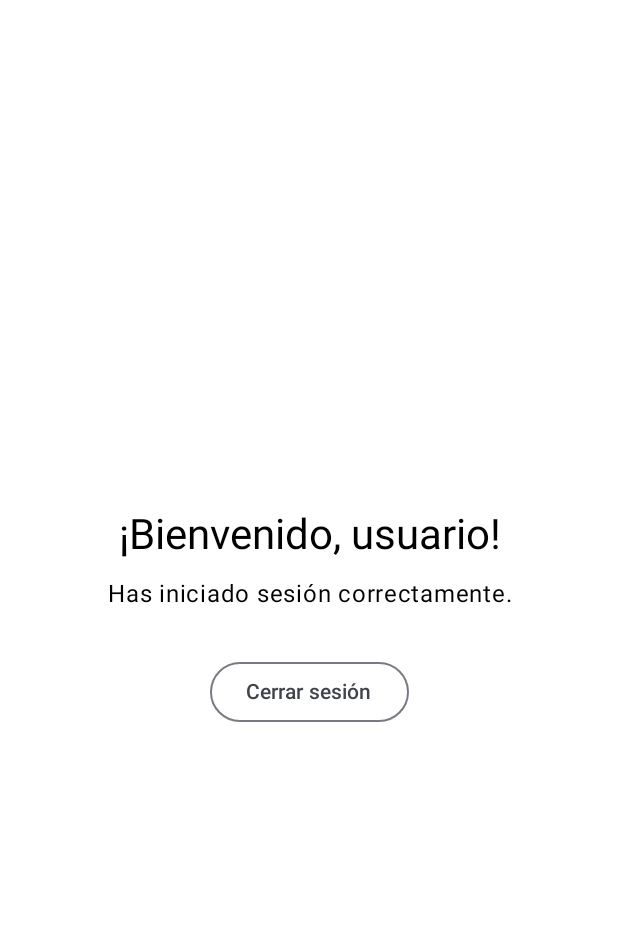
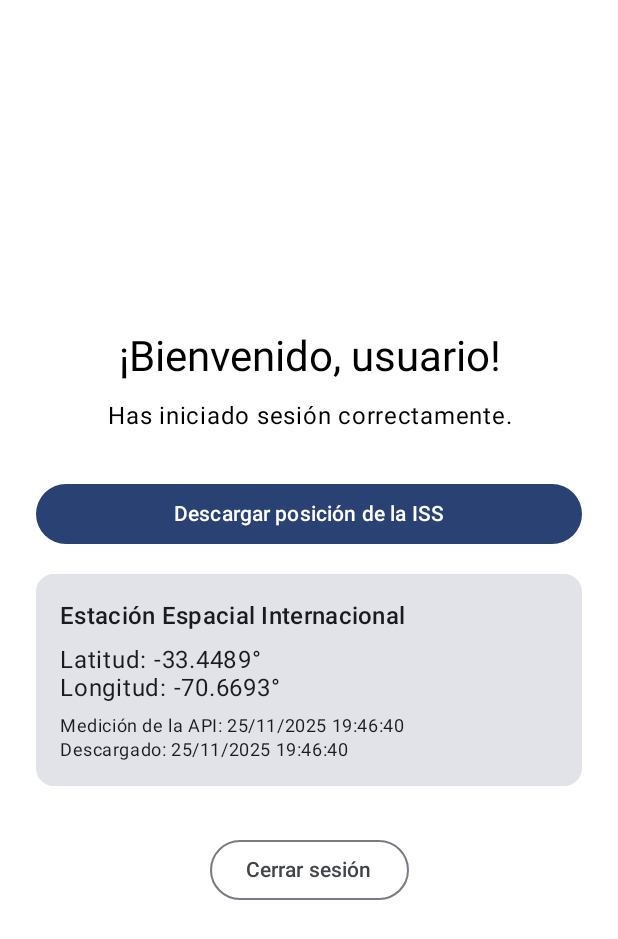
Before and after one commit to jcaedtechcl/Modulos3y4, an Android app built with Jetpack Compose: the @Preview function WelcomeScreenPreview, on a phone screen of 412 x 824 dp. Shown: the top 939 px of the screen. Run offline under Robolectric (Android 15) with nearby library versions, the phone set to English and light mode, and no system bars; our stand-ins replace Room's generated code.

Commit message:
Descargar la posicion de la ISS con Retrofit, WorkManager y Room
Al presionar "Descargar" en la pantalla de bienvenida se encola un
CoroutineWorker que consulta api.open-notify.org/iss-now.json con Retrofit
y guarda el resultado en Room. La UI observa la base y el estado del
trabajo, por lo que la descarga sobrevive a cambios de configuracion y a
que la app pase a segundo plano.

- IssApi/NetworkModule: Retrofit con kotlinx-serialization y una sola
  instancia compartida. La API entrega las coordenadas como texto.
- IssSyncWorker: reintenta con backoff exponencial ante IOException
  (hasta 3 intentos) y falla de inmediato ante errores HTTP o JSON
  invalido, informando el mensaje por outputData.
- IssRepository: trabajo unico con ExistingWorkPolicy.KEEP para que los
  toques repetidos no encolen descargas duplicadas, y constraint de red.
- Room v2 con migracion 1 a 2: agrega la tabla iss_position sin borrar
  los usuarios ya registrados.
- WelcomeScreen se divide en WelcomeRoute (con estado) y WelcomeScreen
  (sin estado), con previews de resultado, carga y error.
- La API solo existe sobre HTTP: el trafico en claro se habilita solo
  para api.open-notify.org, no para toda la aplicacion.

Co-Authored-By: Claude Opus 5 <noreply@anthropic.com>

```diff
--- a/app/src/main/AndroidManifest.xml
+++ b/app/src/main/AndroidManifest.xml
@@ -1,6 +1,8 @@
 <?xml version="1.0" encoding="utf-8"?>
 <manifest xmlns:android="http://schemas.android.com/apk/res/android"
     xmlns:tools="http://schemas.android.com/tools">
+
+    <uses-permission android:name="android.permission.INTERNET" />
 
     <application
         android:allowBackup="true"
@@ -8,6 +10,7 @@
         android:fullBackupContent="@xml/backup_rules"
         android:icon="@mipmap/ic_launcher"
         android:label="@string/app_name"
+        android:networkSecurityConfig="@xml/network_security_config"
         android:roundIcon="@mipmap/ic_launcher_round"
         android:supportsRtl="true"
         android:theme="@style/Theme.Modulos3y4">
--- a/app/src/main/java/com/example/modulos3y4/MainActivity.kt
+++ b/app/src/main/java/com/example/modulos3y4/MainActivity.kt
@@ -16,7 +16,7 @@ import com.example.modulos3y4.data.AppDatabase
 import com.example.modulos3y4.data.AuthRepository
 import com.example.modulos3y4.ui.login.LoginScreen
 import com.example.modulos3y4.ui.theme.Modulos3y4Theme
-import com.example.modulos3y4.ui.welcome.WelcomeScreen
+import com.example.modulos3y4.ui.welcome.WelcomeRoute
 
 class MainActivity : ComponentActivity() {
     override fun onCreate(savedInstanceState: Bundle?) {
@@ -37,7 +37,7 @@ class MainActivity : ComponentActivity() {
                             modifier = Modifier.padding(innerPadding)
                         )
                     } else {
-                        WelcomeScreen(
+                        WelcomeRoute(
                             username = user,
                             onLogout = { loggedUser = null },
                             modifier = Modifier.padding(innerPadding)
--- /dev/null
+++ b/app/src/main/java/com/example/modulos3y4/data/IssPosition.kt
@@ -0,0 +1,27 @@
+package com.example.modulos3y4.data
+
+import androidx.room.Entity
+import androidx.room.PrimaryKey
+
+/**
+ * Ultima posicion descargada de la ISS.
+ *
+ * Solo interesa el dato mas reciente, asi que la tabla guarda una unica fila con
+ * un id fijo: cada descarga la reemplaza mediante @Upsert. Persistirla en Room
+ * permite que la pantalla muestre el ultimo valor conocido incluso si la app se
+ * cierra o el proceso muere mientras el Worker esta corriendo.
+ */
+@Entity(tableName = "iss_position")
+data class IssPosition(
+    @PrimaryKey val id: Int = SINGLE_ROW_ID,
+    val latitude: Double,
+    val longitude: Double,
+    /** Marca de tiempo que informa la API, en segundos desde epoch. */
+    val timestamp: Long,
+    /** Momento local de la descarga, en milisegundos desde epoch. */
+    val fetchedAt: Long
+) {
+    companion object {
+        const val SINGLE_ROW_ID = 0
+    }
+}
--- a/app/src/main/java/com/example/modulos3y4/ui/welcome/WelcomeScreen.kt
+++ b/app/src/main/java/com/example/modulos3y4/ui/welcome/WelcomeScreen.kt
@@ -4,21 +4,62 @@ import androidx.compose.foundation.layout.Arrangement
 import androidx.compose.foundation.layout.Column
 import androidx.compose.foundation.layout.Spacer
 import androidx.compose.foundation.layout.fillMaxSize
+import androidx.compose.foundation.layout.fillMaxWidth
 import androidx.compose.foundation.layout.height
 import androidx.compose.foundation.layout.padding
+import androidx.compose.foundation.layout.size
+import androidx.compose.foundation.layout.width
+import androidx.compose.material3.Button
+import androidx.compose.material3.Card
+import androidx.compose.material3.CircularProgressIndicator
 import androidx.compose.material3.MaterialTheme
 import androidx.compose.material3.OutlinedButton
 import androidx.compose.material3.Text
 import androidx.compose.runtime.Composable
+import androidx.compose.runtime.getValue
 import androidx.compose.ui.Alignment
 import androidx.compose.ui.Modifier
 import androidx.compose.ui.text.style.TextAlign
 import androidx.compose.ui.tooling.preview.Preview
 import androidx.compose.ui.unit.dp
+import androidx.lifecycle.compose.collectAsStateWithLifecycle
+import androidx.lifecycle.viewmodel.compose.viewModel
+import com.example.modulos3y4.data.IssPosition
 import com.example.modulos3y4.ui.theme.Modulos3y4Theme
+import java.text.SimpleDateFormat
+import java.util.Date
+import java.util.Locale
+
+/**
+ * Parte con estado: obtiene el ViewModel y observa su StateFlow. Se separa de
+ * [WelcomeScreen] para que la pantalla siga siendo una funcion sin estado,
+ * testeable y visible en los @Preview.
+ */
+@Composable
+fun WelcomeRoute(
+    username: String,
+    onLogout: () -> Unit,
+    modifier: Modifier = Modifier,
+    viewModel: WelcomeViewModel = viewModel(factory = WelcomeViewModel.Factory)
+) {
+    val uiState by viewModel.uiState.collectAsStateWithLifecycle()
+    WelcomeScreen(
+        username = username,
+        uiState = uiState,
+        onDownload = viewModel::onDownloadClick,
+        onLogout = onLogout,
+        modifier = modifier
+    )
+}
 
 @Composable
-fun WelcomeScreen(username: String, onLogout: () -> Unit, modifier: Modifier = Modifier) {
+fun WelcomeScreen(
+    username: String,
+    uiState: WelcomeUiState,
+    onDownload: () -> Unit,
+    onLogout: () -> Unit,
+    modifier: Modifier = Modifier
+) {
     Column(
         modifier = modifier
             .fillMaxSize()
@@ -37,6 +78,41 @@ fun WelcomeScreen(username: String, onLogout: () -> Unit, modifier: Modifier = M
             style = MaterialTheme.typography.bodyLarge,
             textAlign = TextAlign.Center
         )
+
+        Spacer(modifier = Modifier.height(32.dp))
+        Button(
+            onClick = onDownload,
+            enabled = !uiState.isDownloading,
+            modifier = Modifier.fillMaxWidth()
+        ) {
+            if (uiState.isDownloading) {
+                CircularProgressIndicator(
+                    modifier = Modifier.size(18.dp),
+                    strokeWidth = 2.dp,
+                    color = MaterialTheme.colorScheme.onPrimary
+                )
+                Spacer(modifier = Modifier.width(8.dp))
+                Text(text = "Descargando…")
+            } else {
+                Text(text = "Descargar posición de la ISS")
+            }
+        }
+
+        uiState.errorMessage?.let { error ->
+            Spacer(modifier = Modifier.height(16.dp))
+            Text(
+                text = error,
+                color = MaterialTheme.colorScheme.error,
+                style = MaterialTheme.typography.bodyMedium,
+                textAlign = TextAlign.Center
+            )
+        }
+
+        uiState.position?.let { position ->
+            Spacer(modifier = Modifier.height(16.dp))
+            IssPositionCard(position = position)
+        }
+
         Spacer(modifier = Modifier.height(32.dp))
         OutlinedButton(onClick = onLogout) {
             Text("Cerrar sesión")
@@ -44,10 +120,86 @@ fun WelcomeScreen(username: String, onLogout: () -> Unit, modifier: Modifier = M
     }
 }
 
+@Composable
+private fun IssPositionCard(position: IssPosition, modifier: Modifier = Modifier) {
+    Card(modifier = modifier.fillMaxWidth()) {
+        Column(modifier = Modifier.padding(16.dp)) {
+            Text(
+                text = "Estación Espacial Internacional",
+                style = MaterialTheme.typography.titleMedium
+            )
+            Spacer(modifier = Modifier.height(8.dp))
+            Text(
+                text = "Latitud: ${formatCoordinate(position.latitude)}",
+                style = MaterialTheme.typography.bodyLarge
+            )
+            Text(
+                text = "Longitud: ${formatCoordinate(position.longitude)}",
+                style = MaterialTheme.typography.bodyLarge
+            )
+            Spacer(modifier = Modifier.height(8.dp))
+            Text(
+                text = "Medición de la API: ${formatInstant(position.timestamp * 1_000)}",
+                style = MaterialTheme.typography.bodySmall
+            )
+            Text(
+                text = "Descargado: ${formatInstant(position.fetchedAt)}",
+                style = MaterialTheme.typography.bodySmall
+            )
+        }
+    }
+}
+
+private fun formatCoordinate(value: Double): String =
+    String.format(Locale.getDefault(), "%.4f°", value)
+
+// SimpleDateFormat en lugar de java.time: minSdk es 24 y asi se evita tener que
+// habilitar el desugaring de la libreria estandar de Java.
+private fun formatInstant(epochMillis: Long): String =
+    SimpleDateFormat("dd/MM/yyyy HH:mm:ss", Locale.getDefault()).format(Date(epochMillis))
+
 @Preview(showBackground = true)
 @Composable
 fun WelcomeScreenPreview() {
     Modulos3y4Theme {
-        WelcomeScreen(username = "usuario", onLogout = {})
+        WelcomeScreen(
+            username = "usuario",
+            uiState = WelcomeUiState(
+                position = IssPosition(
+                    latitude = -33.4489,
+                    longitude = -70.6693,
+                    timestamp = 1764100000,
+                    fetchedAt = 1764100000_000
+                )
+            ),
+            onDownload = {},
+            onLogout = {}
+        )
     }
 }
+
+@Preview(showBackground = true)
+@Composable
+fun WelcomeScreenDownloadingPreview() {
+    Modulos3y4Theme {
+        WelcomeScreen(
+            username = "usuario",
+            uiState = WelcomeUiState(isDownloading = true),
+            onDownload = {},
+            onLogout = {}
+        )
+    }
+}
+
+@Preview(showBackground = true)
+@Composable
+fun WelcomeScreenErrorPreview() {
+    Modulos3y4Theme {
+        WelcomeScreen(
+            username = "usuario",
+            uiState = WelcomeUiState(errorMessage = "No se pudo conectar con la API. Revisa tu conexión."),
+            onDownload = {},
+            onLogout = {}
+        )
+    }
+}
--- a/build.gradle.kts
+++ b/build.gradle.kts
@@ -2,5 +2,6 @@
 plugins {
     alias(libs.plugins.android.application) apply false
     alias(libs.plugins.kotlin.compose) apply false
+    alias(libs.plugins.kotlin.serialization) apply false
     alias(libs.plugins.ksp) apply false
 }
```
Also changed, not shown: app/build.gradle.kts (+7 -0 lines), app/src/main/java/com/example/modulos3y4/data/AppDatabase.kt (+29 -2 lines), app/src/main/java/com/example/modulos3y4/data/IssPositionDao.kt (added, +21 -0 lines), app/src/main/java/com/example/modulos3y4/data/IssRepository.kt (added, +51 -0 lines), app/src/main/java/com/example/modulos3y4/data/remote/IssApi.kt (added, +34 -0 lines), app/src/main/java/com/example/modulos3y4/data/remote/NetworkModule.kt (added, +27 -0 lines), app/src/main/java/com/example/modulos3y4/ui/welcome/WelcomeViewModel.kt (added, +76 -0 lines), app/src/main/java/com/example/modulos3y4/work/IssSyncWorker.kt (added, +68 -0 lines), app/src/main/res/xml/network_security_config.xml (added, +12 -0 lines), gradle/libs.versions.toml (+10 -0 lines).
